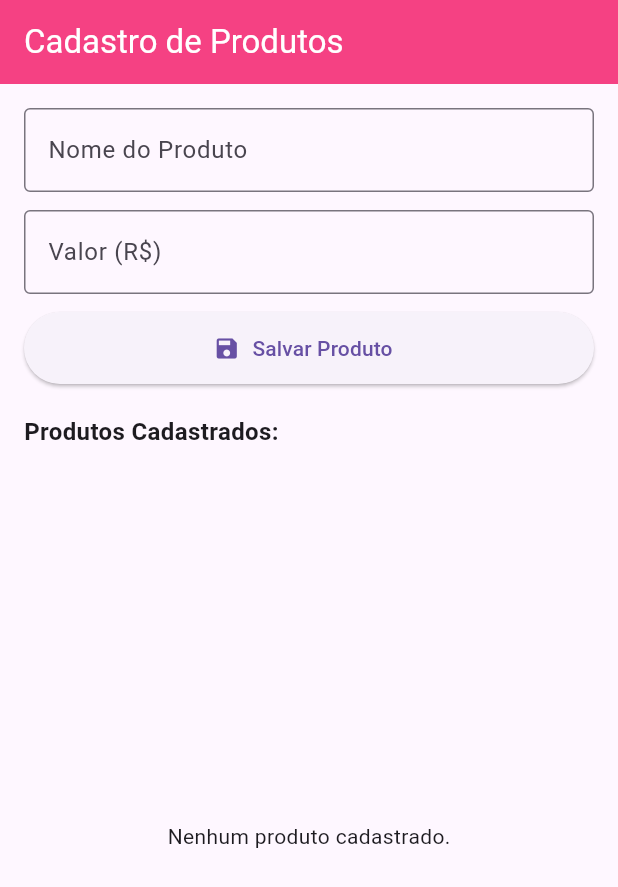
After one commit to ducrrea/mobile, a Flutter app: the ProdutosPage screen opened directly, after a tap on "Salvar Produto", on a phone screen of 412 x 824 dp. The commit adds this screen. Shown: the top 887 px of the screen. Run offline on Flutter 3.47's test engine with Material 3 defaults, Android fonts, the phone set to English and light mode, and no system bars; our stand-ins replace carousel_slider, fluttertoast, shared_preferences, sqflite; accounts and stored records are empty.

Commit message:
commit 6-8

```diff
--- a/ApiWebService/json_path_provider_todo_list/lib/main.dart
+++ b/ApiWebService/json_path_provider_todo_list/lib/main.dart
@@ -12,7 +12,7 @@ void main(List<String> args) {
       primarySwatch: Colors.pink,
       //Tema padrão
       appBarTheme: AppBarTheme(
-        backgroundColor: const Color.fromARGB(255, 0, 0, 0),
+        backgroundColor: Colors.pinkAccent,
         foregroundColor: Colors.white,
         elevation: 2, //
       ),
--- /dev/null
+++ b/lista_de_produtos/analysis_options.yaml
@@ -0,0 +1 @@
+include: package:flutter_lints/flutter.yaml
--- /dev/null
+++ b/lista_de_produtos/lib/json_helper.dart
@@ -0,0 +1,35 @@
+
+import 'dart:convert';
+import 'dart:io';
+import 'package:path_provider/path_provider.dart';
+
+class JsonHelper {
+  // Método privado para localizar ou criar o arquivo 'produtos.json'
+  static Future<File> _getArquivo() async {
+    final diretorio = await getApplicationDocumentsDirectory();
+    return File("${diretorio.path}/produtos.json");
+  }
+
+  // Método para ler os dados salvos no JSON e retornar como uma Lista
+  static Future<List<dynamic>> lerDados() async {
+    try {
+      final arquivo = await _getArquivo();
+
+      if (await arquivo.exists()) {
+        String conteudo = await arquivo.readAsString();
+        return json.decode(conteudo);
+      }
+    } catch (e) {
+      print("Erro ao ler o arquivo JSON: $e");
+    }
+    // Retorna uma lista vazia caso o arquivo ainda não exista ou ocorra um erro
+    return [];
+  }
+
+  // Método para converter a lista de produtos em String JSON e gravar no arquivo
+  static Future<void> salvarDados(List<dynamic> dados) async {
+    final arquivo = await _getArquivo();
+    String jsonString = json.encode(dados);
+    await arquivo.writeAsString(jsonString);
+  }
+}
--- /dev/null
+++ b/lista_de_produtos/lib/produtos_page.dart
@@ -0,0 +1,136 @@
+import 'package:flutter/material.dart';
+import 'json_helper.dart';
+
+class ProdutosPage extends StatefulWidget {
+  const ProdutosPage({super.key});
+
+  @override
+  State<ProdutosPage> createState() => _ProdutosPageState();
+}
+
+class _ProdutosPageState extends State<ProdutosPage> {
+  // Controladores para os inputs de texto
+  final TextEditingController _nomeController = TextEditingController();
+  final TextEditingController _valorController = TextEditingController();
+
+  // Lista local para armazenar os produtos na memória
+  List<dynamic> _produtos = [];
+
+  @override
+  void initState() {
+    super.initState();
+    _carregarProdutos();
+  }
+
+  // Busca os dados armazenados através do JsonHelper ao iniciar a tela
+  void _carregarProdutos() async {
+    List<dynamic> dados = await JsonHelper.lerDados();
+    setState(() {
+      _produtos = dados;
+    });
+  }
+
+  // Adiciona um novo produto à lista e salva no arquivo produtos.json
+  void _salvarProduto() async {
+    String nome = _nomeController.text.trim();
+    String valorTexto = _valorController.text.trim();
+
+    if (nome.isNotEmpty && valorTexto.isNotEmpty) {
+      double? valor = double.tryParse(valorTexto.replaceAll(',', '.'));
+
+      if (valor != null) {
+        Map<String, dynamic> novoProduto = {
+          "nome": nome,
+          "valor": valor,
+        };
+
+        setState(() {
+          _produtos.add(novoProduto);
+        });
+
+        // Persiste a lista atualizada no disco usando o helper estático
+        await JsonHelper.salvarDados(_produtos);
+
+        // Limpa os campos de texto
+        _nomeController.clear();
+        _valorController.clear();
+      }
+    }
+  }
+
+  @override
+  Widget build(BuildContext context) {
+    return Scaffold(
+      appBar: AppBar(
+        title: const Text("Cadastro de Produtos"),
+      ),
+      body: Padding(
+        padding: const EdgeInsets.all(16.0),
+        child: Column(
+          children: [
+            // Campo de Texto - Nome do Produto
+            TextField(
+              controller: _nomeController,
+              decoration: const InputDecoration(
+                labelText: "Nome do Produto",
+                border: OutlineInputBorder(),
+              ),
+            ),
+            const SizedBox(height: 12),
+
+            // Campo de Texto - Valor do Produto
+            TextField(
+              controller: _valorController,
+              keyboardType: const TextInputType.numberWithOptions(decimal: true),
+              decoration: const InputDecoration(
+                labelText: "Valor (R\$)",
+                border: OutlineInputBorder(),
+              ),
+            ),
+            const SizedBox(height: 12),
+
+            // Botão Salvar
+            SizedBox(
+              width: double.infinity,
+              height: 48,
+              child: ElevatedButton.icon(
+                onPressed: _salvarProduto,
+                icon: const Icon(Icons.save),
+                label: const Text("Salvar Produto"),
+              ),
+            ),
+            const SizedBox(height: 20),
+
+            const Align(
+              alignment: Alignment.centerLeft,
+              child: Text(
+                "Produtos Cadastrados:",
+                style: TextStyle(fontSize: 16, fontWeight: FontWeight.bold),
+              ),
+            ),
+            const SizedBox(height: 8),
+
+            // Listagem de produtos
+            Expanded(
+              child: _produtos.isEmpty
+                  ? const Center(child: Text("Nenhum produto cadastrado."))
+                  : ListView.builder(
+                      itemCount: _produtos.length,
+                      itemBuilder: (context, index) {
+                        final produto = _produtos[index];
+                        return Card(
+                          child: ListTile(
+                            leading: const Icon(Icons.shopping_cart, color: Colors.indigo),
+                            title: Text(produto["nome"] ?? ""),
+                            subtitle: Text("R\$ ${(produto["valor"] ?? 0.0).toStringAsFixed(2)}"),
+                          ),
+                        );
+                      },
+                    ),
+            ),
+          ],
+        ),
+      ),
+    );
+  }
+}
```
Also changed, not shown: ApiWebService/json_path_provider_todo_list/lib/usuarios_page.dart (+39 -27 lines), lista_de_produtos/lib/main.dart (added, +21 -0 lines), lista_de_produtos/pubspec.yaml (added, +20 -0 lines), lista_de_produtos/pubspec.lock (added), 22 other files.
